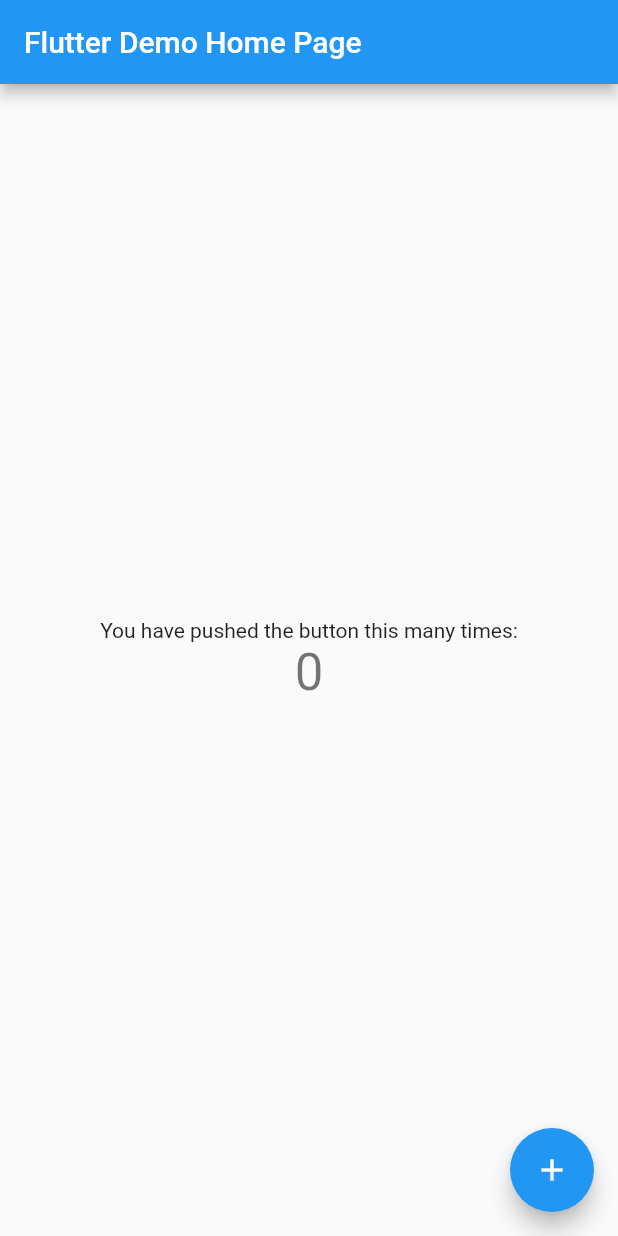
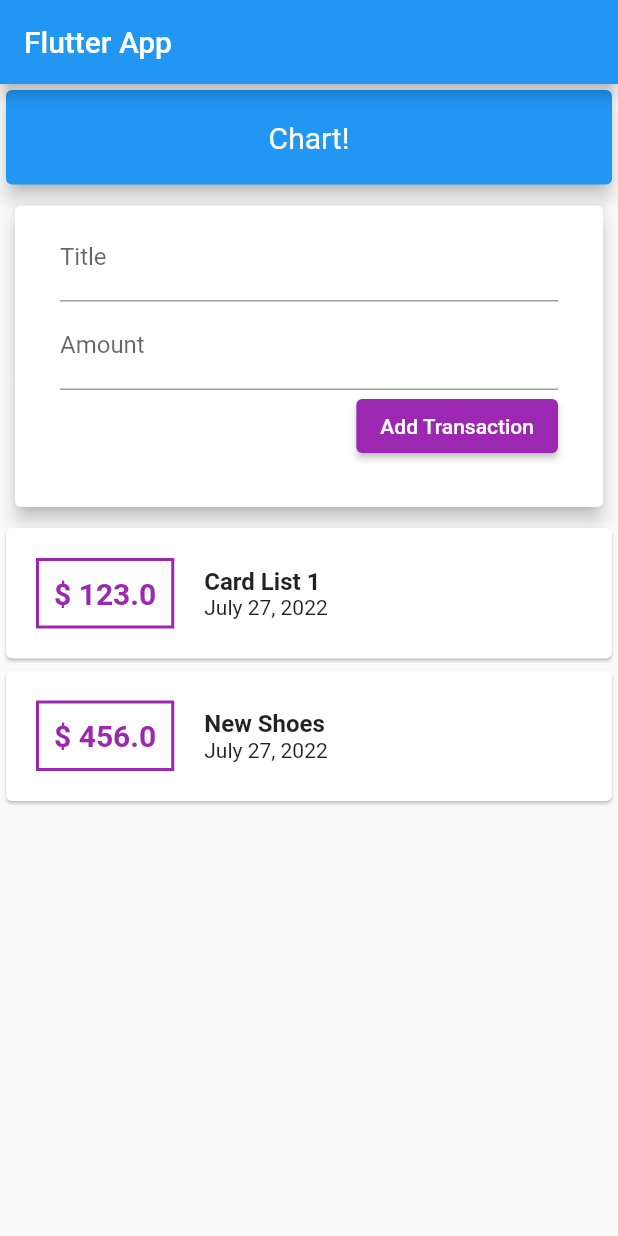
Before and after one commit to paodzon/expenses_app, a Flutter app: the screen it shows after launch, on a phone screen of 412 x 824 dp. Run offline on Flutter 3.47's test engine with Material 2 defaults, Android fonts, the phone set to English and light mode, and no system bars.

Commit message:
feat: added transaction list and new transaction widgets

```diff
--- a/lib/main.dart
+++ b/lib/main.dart
@@ -1,4 +1,5 @@
 import 'package:flutter/material.dart';
+import '../widgets/user_transaction.dart';
 
 void main() {
   runApp(const MyApp());
@@ -13,103 +14,48 @@ class MyApp extends StatelessWidget {
     return MaterialApp(
       title: 'Flutter Demo',
       theme: ThemeData(
-        // This is the theme of your application.
-        //
-        // Try running your application with "flutter run". You'll see the
-        // application has a blue toolbar. Then, without quitting the app, try
-        // changing the primarySwatch below to Colors.green and then invoke
-        // "hot reload" (press "r" in the console where you ran "flutter run",
-        // or simply save your changes to "hot reload" in a Flutter IDE).
-        // Notice that the counter didn't reset back to zero; the application
-        // is not restarted.
         primarySwatch: Colors.blue,
       ),
-      home: const MyHomePage(title: 'Flutter Demo Home Page'),
+      home: MyHomePage(),
     );
   }
 }
 
-class MyHomePage extends StatefulWidget {
-  const MyHomePage({Key? key, required this.title}) : super(key: key);
+class MyHomePage extends StatelessWidget {
+  MyHomePage({Key? key}) : super(key: key);
 
-  // This widget is the home page of your application. It is stateful, meaning
-  // that it has a State object (defined below) that contains fields that affect
-  // how it looks.
+  final titleController = TextEditingController();
+  final amountController = TextEditingController();
 
-  // This class is the configuration for the state. It holds the values (in this
-  // case the title) provided by the parent (in this case the App widget) and
-  // used by the build method of the State. Fields in a Widget subclass are
-  // always marked "final".
-
-  final String title;
-
-  @override
-  State<MyHomePage> createState() => _MyHomePageState();
-}
-
-class _MyHomePageState extends State<MyHomePage> {
-  int _counter = 0;
-
-  void _incrementCounter() {
-    setState(() {
-      // This call to setState tells the Flutter framework that something has
-      // changed in this State, which causes it to rerun the build method below
-      // so that the display can reflect the updated values. If we changed
-      // _counter without calling setState(), then the build method would not be
-      // called again, and so nothing would appear to happen.
-      _counter++;
-    });
+  void addTransaction() {
+    debugPrint(titleController.text);
   }
 
   @override
   Widget build(BuildContext context) {
-    // This method is rerun every time setState is called, for instance as done
-    // by the _incrementCounter method above.
-    //
-    // The Flutter framework has been optimized to make rerunning build methods
-    // fast, so that you can just rebuild anything that needs updating rather
-    // than having to individually change instances of widgets.
     return Scaffold(
-      appBar: AppBar(
-        // Here we take the value from the MyHomePage object that was created by
-        // the App.build method, and use it to set our appbar title.
-        title: Text(widget.title),
-      ),
-      body: Center(
-        // Center is a layout widget. It takes a single child and positions it
-        // in the middle of the parent.
-        child: Column(
-          // Column is also a layout widget. It takes a list of children and
-          // arranges them vertically. By default, it sizes itself to fit its
-          // children horizontally, and tries to be as tall as its parent.
-          //
-          // Invoke "debug painting" (press "p" in the console, choose the
-          // "Toggle Debug Paint" action from the Flutter Inspector in Android
-          // Studio, or the "Toggle Debug Paint" command in Visual Studio Code)
-          // to see the wireframe for each widget.
-          //
-          // Column has various properties to control how it sizes itself and
-          // how it positions its children. Here we use mainAxisAlignment to
-          // center the children vertically; the main axis here is the vertical
-          // axis because Columns are vertical (the cross axis would be
-          // horizontal).
-          mainAxisAlignment: MainAxisAlignment.center,
-          children: <Widget>[
-            const Text(
-              'You have pushed the button this many times:',
-            ),
-            Text(
-              '$_counter',
-              style: Theme.of(context).textTheme.headline4,
-            ),
-          ],
-        ),
-      ),
-      floatingActionButton: FloatingActionButton(
-        onPressed: _incrementCounter,
-        tooltip: 'Increment',
-        child: const Icon(Icons.add),
-      ), // This trailing comma makes auto-formatting nicer for build methods.
+      appBar: AppBar(title: const Text('Flutter App')),
+      body: SingleChildScrollView(
+          child: Column(
+        mainAxisAlignment: MainAxisAlignment.start,
+        children: <Widget>[
+          const SizedBox(
+            width: double.infinity,
+            child: Card(
+                color: Colors.blue,
+                elevation: 5,
+                child: Padding(
+                  padding: EdgeInsets.all(20),
+                  child: Text(
+                    'Chart!',
+                    style: TextStyle(fontSize: 20, color: Colors.white),
+                    textAlign: TextAlign.center,
+                  ),
+                )),
+          ),
+          UserTransactions(),
+        ],
+      )),
     );
   }
 }
--- /dev/null
+++ b/lib/models/transaction.dart
@@ -0,0 +1,12 @@
+class Transaction {
+  final String id;
+  final String title;
+  final double amount;
+  final DateTime date;
+
+  Transaction(
+      {required this.id,
+      required this.title,
+      required this.amount,
+      required this.date});
+}
--- /dev/null
+++ b/lib/widgets/new_transaction.dart
@@ -0,0 +1,38 @@
+import 'package:flutter/material.dart';
+
+class NewTransaction extends StatelessWidget {
+  final Function addTx;
+  final titleController = TextEditingController();
+  final amountController = TextEditingController();
+
+  NewTransaction(this.addTx, {Key? key}) : super(key: key);
+
+  @override
+  Widget build(BuildContext context) {
+    return Card(
+      margin: const EdgeInsets.all(10),
+      elevation: 5,
+      child: Container(
+        padding: const EdgeInsets.only(top: 5, bottom: 30, left: 30, right: 30),
+        width: double.infinity,
+        child: Column(crossAxisAlignment: CrossAxisAlignment.end, children: [
+          TextField(
+            decoration: const InputDecoration(labelText: 'Title'),
+            controller: titleController,
+          ),
+          TextField(
+            decoration: const InputDecoration(labelText: 'Amount'),
+            controller: amountController,
+          ),
+          ElevatedButton(
+              style: ElevatedButton.styleFrom(primary: Colors.purple),
+              onPressed: () => {
+                    addTx(titleController.text,
+                        double.parse(amountController.text))
+                  },
+              child: const Text('Add Transaction'))
+        ]),
+      ),
+    );
+  }
+}
--- /dev/null
+++ b/lib/widgets/transaction_list.dart
@@ -0,0 +1,52 @@
+import 'package:flutter/material.dart';
+import 'package:intl/intl.dart';
+import '../../models/transaction.dart';
+
+class TransactionList extends StatelessWidget {
+  final List<Transaction> transactions;
+
+  TransactionList(this.transactions);
+
+  @override
+  Widget build(BuildContext context) {
+    return SizedBox(
+      height: 400,
+      child: ListView.builder(
+        itemCount: transactions.length,
+        itemBuilder: (context, index) {
+          return Card(
+            child: Row(children: [
+              Container(
+                margin:
+                    const EdgeInsets.symmetric(vertical: 20, horizontal: 20),
+                decoration: BoxDecoration(
+                    border: Border.all(color: Colors.purple, width: 2)),
+                padding: const EdgeInsets.all(10),
+                child: Text(
+                  '\$ ${transactions[index].amount}',
+                  style: const TextStyle(
+                      fontWeight: FontWeight.bold,
+                      fontSize: 20,
+                      color: Colors.purple),
+                ),
+              ),
+              Column(
+                crossAxisAlignment: CrossAxisAlignment.start,
+                children: [
+                  Text(
+                    transactions[index].title,
+                    style: const TextStyle(
+                        fontWeight: FontWeight.bold, fontSize: 16),
+                  ),
+                  Text(
+                    DateFormat.yMMMMd().format(transactions[index].date),
+                  )
+                ],
+              )
+            ]),
+          );
+        },
+      ),
+    );
+  }
+}
--- /dev/null
+++ b/lib/widgets/user_transaction.dart
@@ -0,0 +1,41 @@
+import 'package:flutter/material.dart';
+import './new_transaction.dart';
+import './transaction_list.dart';
+import '../models/transaction.dart';
+
+class UserTransactions extends StatefulWidget {
+  UserTransactions({Key? key}) : super(key: key);
+
+  @override
+  State<UserTransactions> createState() => _UserTransactionsState();
+}
+
+class _UserTransactionsState extends State<UserTransactions> {
+  final List<Transaction> _userTransactions = [
+    Transaction(
+        id: 't1', title: 'Card List 1', amount: 123, date: DateTime.now()),
+    Transaction(id: 't2', title: 'New Shoes', amount: 456, date: DateTime.now())
+  ];
+
+  void _addNewTransaction(String title, double amount) {
+    final newTx = Transaction(
+        id: DateTime.now().toString(),
+        title: title,
+        amount: amount,
+        date: DateTime.now());
+
+    setState(() {
+      _userTransactions.add(newTx);
+    });
+  }
+
+  @override
+  Widget build(BuildContext context) {
+    return Column(
+      children: [
+        NewTransaction(_addNewTransaction),
+        TransactionList(_userTransactions)
+      ],
+    );
+  }
+}
--- a/pubspec.yaml
+++ b/pubspec.yaml
@@ -29,7 +29,7 @@ environment:
 dependencies:
   flutter:
     sdk: flutter
-
+  intl: ^0.17.0
 
   # The following adds the Cupertino Icons font to your application.
   # Use with the CupertinoIcons class for iOS style icons.
```
Also changed, not shown: pubspec.lock.
